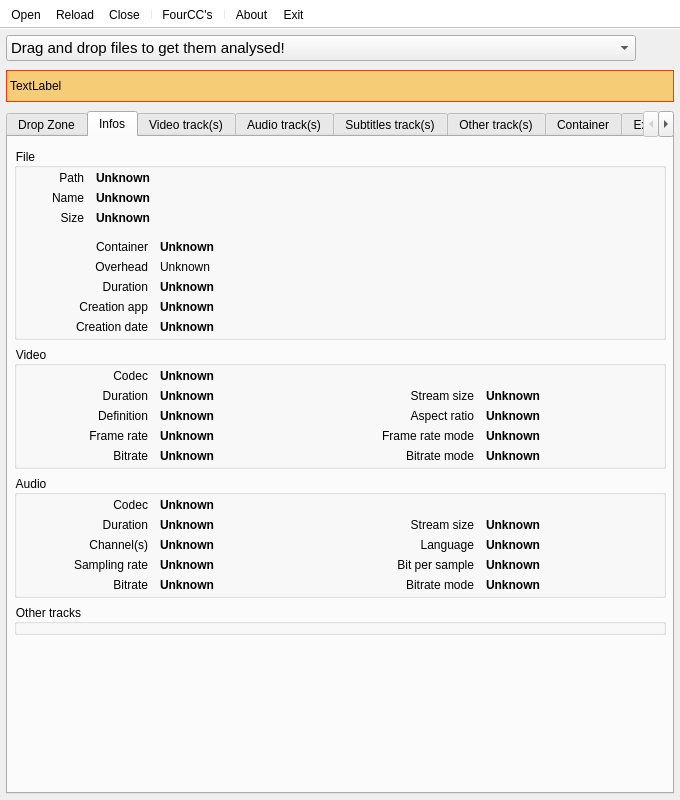
The window that mini_analyser/ui/mainwindow.ui (emericg/MiniVideo) describes before a commit, drawn with Qt 5.
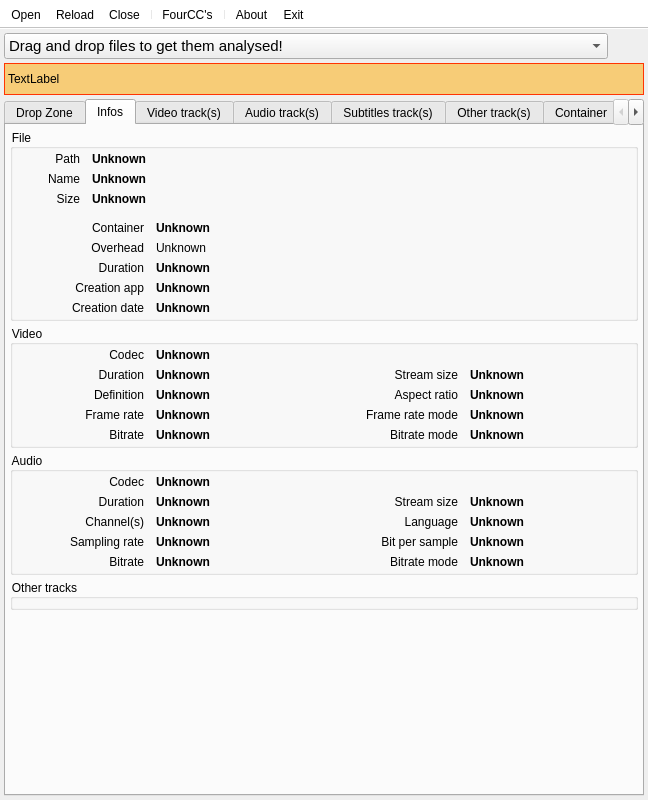
The same window after the commit. The open tabs and pages were chosen to show the change. Icons and pictures are not drawn. Custom widgets are drawn as their Qt base class.

Commit message: minianalyser: reduce gui elements margins

The edit to the form file:
```diff
--- a/mini_analyser/ui/mainwindow.ui
+++ b/mini_analyser/ui/mainwindow.ui
@@ -6,7 +6,7 @@
    <rect>
     <x>0</x>
     <y>0</y>
-    <width>680</width>
+    <width>648</width>
     <height>800</height>
    </rect>
   </property>
@@ -35,19 +35,19 @@
   <widget class="QWidget" name="centralWidget">
    <layout class="QGridLayout" name="gridLayout">
     <property name="leftMargin">
-     <number>6</number>
+     <number>4</number>
     </property>
     <property name="topMargin">
-     <number>6</number>
+     <number>4</number>
     </property>
     <property name="rightMargin">
-     <number>6</number>
+     <number>4</number>
     </property>
     <property name="bottomMargin">
-     <number>6</number>
+     <number>4</number>
     </property>
-    <property name="verticalSpacing">
-     <number>9</number>
+    <property name="spacing">
+     <number>4</number>
     </property>
     <item row="0" column="0" colspan="3">
      <widget class="QComboBox" name="file_comboBox">
@@ -284,22 +284,28 @@
             <rect>
              <x>0</x>
              <y>0</y>
-             <width>664</width>
-             <height>613</height>
+             <width>624</width>
+             <height>621</height>
             </rect>
            </property>
            <layout class="QVBoxLayout" name="verticalLayout_10">
+            <property name="spacing">
+             <number>4</number>
+            </property>
             <property name="sizeConstraint">
              <enum>QLayout::SetMaximumSize</enum>
             </property>
             <property name="leftMargin">
-             <number>6</number>
+             <number>4</number>
+            </property>
+            <property name="topMargin">
+             <number>4</number>
             </property>
             <property name="rightMargin">
-             <number>6</number>
+             <number>4</number>
             </property>
             <property name="bottomMargin">
-             <number>6</number>
+             <number>4</number>
             </property>
             <item>
              <widget class="QGroupBox" name="groupBox_infos">
@@ -323,151 +329,9 @@
                 <number>3</number>
                </property>
                <property name="horizontalSpacing">
-                <number>12</number>
+                <number>6</number>
                </property>
-               <item row="5" column="1" colspan="2">
-                <widget class="QLabel" name="label_info_creationapp">
-                 <property name="font">
-                  <font>
-                   <weight>75</weight>
-                   <bold>true</bold>
-                  </font>
-                 </property>
-                 <property name="text">
-                  <string>Unknown</string>
-                 </property>
-                 <property name="textInteractionFlags">
-                  <set>Qt::LinksAccessibleByMouse|Qt::TextSelectableByKeyboard|Qt::TextSelectableByMouse</set>
-                 </property>
-                </widget>
-               </item>
-               <item row="4" column="0">
-                <widget class="QLabel" name="label_3">
-                 <property name="text">
-                  <string>Duration</string>
-                 </property>
-                 <property name="alignment">
-                  <set>Qt::AlignRight|Qt::AlignTrailing|Qt::AlignVCenter</set>
-                 </property>
-                </widget>
-               </item>
-               <item row="2" column="0">
-                <widget class="QLabel" name="label_4">
-                 <property name="sizePolicy">
-                  <sizepolicy hsizetype="MinimumExpanding" vsizetype="Preferred">
-                   <horstretch>0</horstretch>
-                   <verstretch>0</verstretch>
-                  </sizepolicy>
-                 </property>
-                 <property name="maximumSize">
-                  <size>
-                   <width>128</width>
-                   <height>16777215</height>
-                  </size>
-                 </property>
-                 <property name="text">
-                  <string>Container</string>
-                 </property>
-                 <property name="alignment">
-                  <set>Qt::AlignRight|Qt::AlignTrailing|Qt::AlignVCenter</set>
-                 </property>
-                </widget>
-               </item>
-               <item row="6" column="0">
-                <widget class="QLabel" name="label_5">
-                 <property name="text">
-                  <string>Creation date</string>
-                 </property>
-                 <property name="alignment">
-                  <set>Qt::AlignRight|Qt::AlignTrailing|Qt::AlignVCenter</set>
-                 </property>
-                </widget>
-               </item>
-               <item row="6" column="1" colspan="2">
-                <widget class="QLabel" name="label_info_creationdate">
-                 <property name="font">
-                  <font>
-                   <weight>75</weight>
-                   <bold>true</bold>
-                  </font>
-                 </property>
-                 <property name="text">
-                  <string>Unknown</string>
-                 </property>
-                 <property name="textInteractionFlags">
-                  <set>Qt::LinksAccessibleByMouse|Qt::TextSelectableByKeyboard|Qt::TextSelectableByMouse</set>
-                 </property>
-                </widget>
-               </item>
-               <item row="2" column="1" colspan="2">
-                <widget class="QLabel" name="label_info_container">
-                 <property name="font">
-                  <font>
-                   <weight>75</weight>
-                   <bold>true</bold>
-                  </font>
-                 </property>
-                 <property name="text">
-                  <string>Unknown</string>
-                 </property>
-                 <property name="textInteractionFlags">
-                  <set>Qt::LinksAccessibleByMouse|Qt::TextSelectableByKeyboard|Qt::TextSelectableByMouse</set>
-                 </property>
-                </widget>
-               </item>
-               <item row="5" column="0">
-                <widget class="QLabel" name="label_6">
-                 <property name="text">
-                  <string>Creation app</string>
-                 </property>
-                 <property name="alignment">
-                  <set>Qt::AlignRight|Qt::AlignTrailing|Qt::AlignVCenter</set>
-                 </property>
-                </widget>
-               </item>
-               <item row="3" column="0">
-                <widget class="QLabel" name="label_8">
-                 <property name="text">
-                  <string>Overhead</string>
-                 </property>
-                 <property name="alignment">
-                  <set>Qt::AlignRight|Qt::AlignTrailing|Qt::AlignVCenter</set>
-                 </property>
-                </widget>
-               </item>
-               <item row="3" column="1" colspan="2">
-                <widget class="QLabel" name="label_info_container_overhead">
-                 <property name="font">
-                  <font>
-                   <weight>50</weight>
-                   <bold>false</bold>
-                  </font>
-                 </property>
-                 <property name="text">
-                  <string>Unknown</string>
-                 </property>
-                 <property name="textInteractionFlags">
-                  <set>Qt::LinksAccessibleByMouse|Qt::TextSelectableByKeyboard|Qt::TextSelectableByMouse</set>
-                 </property>
-                </widget>
-               </item>
-               <item row="4" column="1" colspan="2">
-                <widget class="QLabel" name="label_info_duration">
-                 <property name="font">
-                  <font>
-                   <weight>75</weight>
-                   <bold>true</bold>
-                  </font>
-                 </property>
-                 <property name="text">
-                  <string>Unknown</string>
-                 </property>
-                 <property name="textInteractionFlags">
-                  <set>Qt::LinksAccessibleByMouse|Qt::TextSelectableByKeyboard|Qt::TextSelectableByMouse</set>
-                 </property>
-                </widget>
-               </item>
-               <item row="0" column="0" colspan="3">
+               <item row="0" column="0" colspan="2">
                 <layout class="QGridLayout" name="gridLayout_8">
                  <property name="horizontalSpacing">
                   <number>12</number>
@@ -571,6 +435,155 @@
                  </property>
                 </widget>
                </item>
+               <item row="2" column="0" colspan="2">
+                <layout class="QGridLayout" name="gridLayout_18">
+                 <property name="horizontalSpacing">
+                  <number>12</number>
+                 </property>
+                 <item row="0" column="1">
+                  <widget class="QLabel" name="label_info_container">
+                   <property name="font">
+                    <font>
+                     <weight>75</weight>
+                     <bold>true</bold>
+                    </font>
+                   </property>
+                   <property name="text">
+                    <string>Unknown</string>
+                   </property>
+                   <property name="textInteractionFlags">
+                    <set>Qt::LinksAccessibleByMouse|Qt::TextSelectableByKeyboard|Qt::TextSelectableByMouse</set>
+                   </property>
+                  </widget>
+                 </item>
+                 <item row="0" column="0">
+                  <widget class="QLabel" name="label_4">
+                   <property name="sizePolicy">
+                    <sizepolicy hsizetype="MinimumExpanding" vsizetype="Preferred">
+                     <horstretch>0</horstretch>
+                     <verstretch>0</verstretch>
+                    </sizepolicy>
+                   </property>
+                   <property name="maximumSize">
+                    <size>
+                     <width>128</width>
+                     <height>16777215</height>
+                    </size>
+                   </property>
+                   <property name="text">
+                    <string>Container</string>
+                   </property>
+                   <property name="alignment">
+                    <set>Qt::AlignRight|Qt::AlignTrailing|Qt::AlignVCenter</set>
+                   </property>
+                  </widget>
+                 </item>
+                 <item row="2" column="1">
+                  <widget class="QLabel" name="label_info_duration">
+                   <property name="font">
+                    <font>
+                     <weight>75</weight>
+                     <bold>true</bold>
+                    </font>
+                   </property>
+                   <property name="text">
+                    <string>Unknown</string>
+                   </property>
+                   <property name="textInteractionFlags">
+                    <set>Qt::LinksAccessibleByMouse|Qt::TextSelectableByKeyboard|Qt::TextSelectableByMouse</set>
+                   </property>
+                  </widget>
+                 </item>
+                 <item row="1" column="0">
+                  <widget class="QLabel" name="label_8">
+                   <property name="text">
+                    <string>Overhead</string>
+                   </property>
+                   <property name="alignment">
+                    <set>Qt::AlignRight|Qt::AlignTrailing|Qt::AlignVCenter</set>
+                   </property>
+                  </widget>
+                 </item>
+                 <item row="1" column="1">
+                  <widget class="QLabel" name="label_info_container_overhead">
+                   <property name="font">
+                    <font>
+                     <weight>50</weight>
+                     <bold>false</bold>
+                    </font>
+                   </property>
+                   <property name="text">
+                    <string>Unknown</string>
+                   </property>
+                   <property name="textInteractionFlags">
+                    <set>Qt::LinksAccessibleByMouse|Qt::TextSelectableByKeyboard|Qt::TextSelectableByMouse</set>
+                   </property>
+                  </widget>
+                 </item>
+                 <item row="3" column="0">
+                  <widget class="QLabel" name="label_6">
+                   <property name="text">
+                    <string>Creation app</string>
+                   </property>
+                   <property name="alignment">
+                    <set>Qt::AlignRight|Qt::AlignTrailing|Qt::AlignVCenter</set>
+                   </property>
+                  </widget>
+                 </item>
+                 <item row="2" column="0">
+                  <widget class="QLabel" name="label_3">
+                   <property name="text">
+                    <string>Duration</string>
+                   </property>
+                   <property name="alignment">
+                    <set>Qt::AlignRight|Qt::AlignTrailing|Qt::AlignVCenter</set>
+                   </property>
+                  </widget>
+                 </item>
+                 <item row="3" column="1">
+                  <widget class="QLabel" name="label_info_creationapp">
+                   <property name="font">
+                    <font>
+                     <weight>75</weight>
+                     <bold>true</bold>
+                    </font>
+                   </property>
+                   <property name="text">
+                    <string>Unknown</string>
+                   </property>
+                   <property name="textInteractionFlags">
+                    <set>Qt::LinksAccessibleByMouse|Qt::TextSelectableByKeyboard|Qt::TextSelectableByMouse</set>
+                   </property>
+                  </widget>
+                 </item>
+                 <item row="4" column="0">
+                  <widget class="QLabel" name="label_5">
+                   <property name="text">
+                    <string>Creation date</string>
+                   </property>
+                   <property name="alignment">
+                    <set>Qt::AlignRight|Qt::AlignTrailing|Qt::AlignVCenter</set>
+                   </property>
+                  </widget>
+                 </item>
+                 <item row="4" column="1">
+                  <widget class="QLabel" name="label_info_creationdate">
+                   <property name="font">
+                    <font>
+                     <weight>75</weight>
+                     <bold>true</bold>
+                    </font>
+                   </property>
+                   <property name="text">
+                    <string>Unknown</string>
+                   </property>
+                   <property name="textInteractionFlags">
+                    <set>Qt::LinksAccessibleByMouse|Qt::TextSelectableByKeyboard|Qt::TextSelectableByMouse</set>
+                   </property>
+                  </widget>
+                 </item>
+                </layout>
+               </item>
               </layout>
              </widget>
             </item>
```
Left out of the diff: 48 changed lines with no effect on the pictures. The commit also changes 3 other files.
